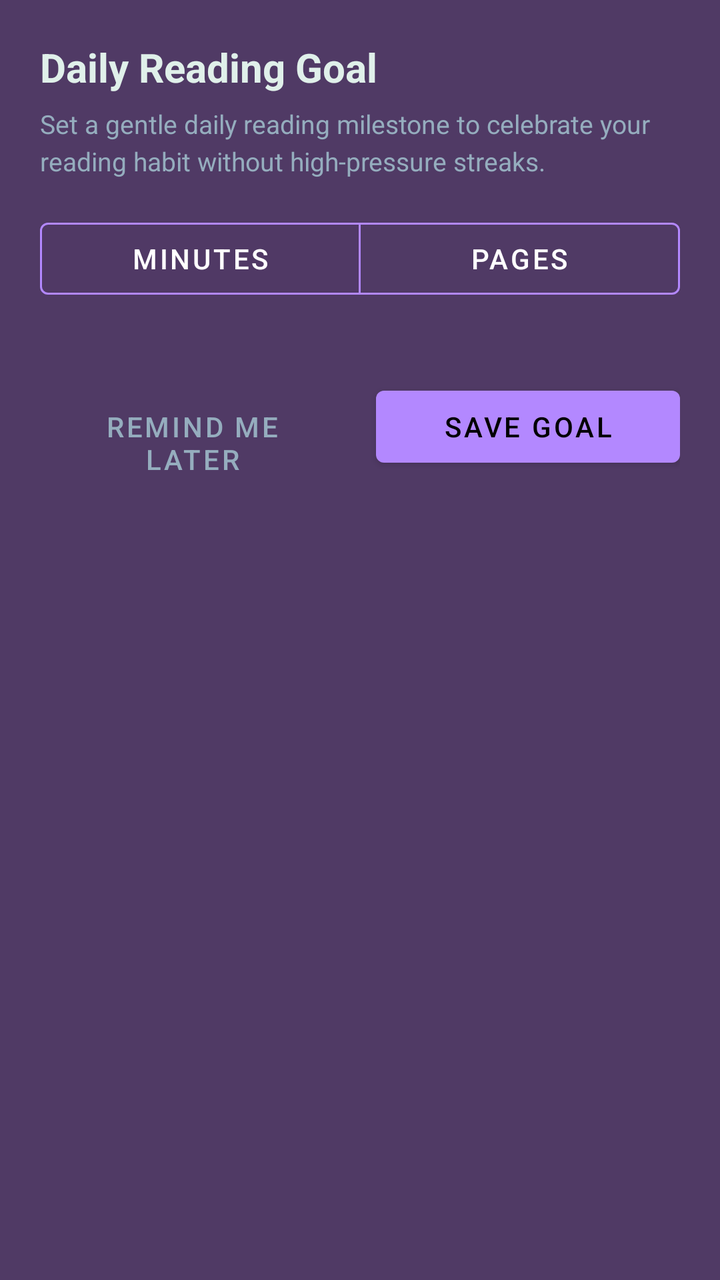
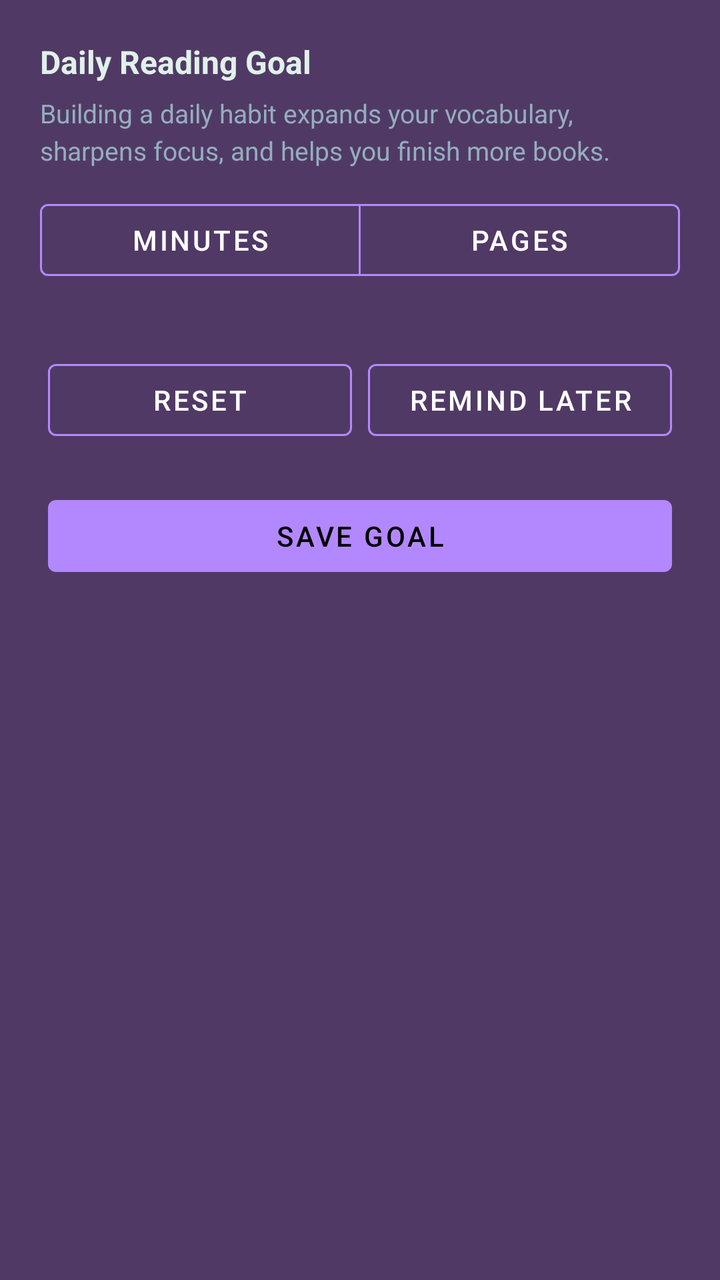

Compare the two renders of this Android layout. The source of the first and the diff that turns it into the second are given below.
<!-- AndroidManifest.xml: application theme Theme.EpubReader -->
<!-- res/layout/dialog_daily_goal.xml -->
<?xml version="1.0" encoding="utf-8"?>
<LinearLayout xmlns:android="http://schemas.android.com/apk/res/android"
    xmlns:app="http://schemas.android.com/apk/res-auto"
    android:layout_width="match_parent"
    android:layout_height="wrap_content"
    android:background="@color/palette_plum"
    android:orientation="vertical"
    android:padding="20dp">

    <TextView
        android:layout_width="match_parent"
        android:layout_height="wrap_content"
        android:text="Daily Reading Goal"
        android:textColor="@color/palette_mint"
        android:textSize="20sp"
        android:textStyle="bold" />

    <TextView
        android:layout_width="match_parent"
        android:layout_height="wrap_content"
        android:layout_marginTop="6dp"
        android:text="Set a gentle daily reading milestone to celebrate your reading habit without high-pressure streaks."
        android:textColor="@color/palette_slate"
        android:textSize="13sp"
        android:lineSpacingMultiplier="1.2" />

    
    <com.google.android.material.button.MaterialButtonToggleGroup
        android:id="@+id/goalTypeToggleGroup"
        android:layout_width="match_parent"
        android:layout_height="wrap_content"
        android:layout_marginTop="16dp"
        android:layout_marginBottom="16dp"
        app:checkedButton="@+id/btnMinutes"
        app:singleSelection="true">

        <com.google.android.material.button.MaterialButton
            android:id="@+id/btnMinutes"
            style="@style/Widget.MaterialComponents.Button.OutlinedButton"
            android:layout_width="0dp"
            android:layout_height="wrap_content"
            android:layout_weight="1"
            android:text="Minutes"
            android:textColor="@color/white"
            app:strokeColor="@color/accent_pop" />

        <com.google.android.material.button.MaterialButton
            android:id="@+id/btnPages"
            style="@style/Widget.MaterialComponents.Button.OutlinedButton"
            android:layout_width="0dp"
            android:layout_height="wrap_content"
            android:layout_weight="1"
            android:text="Pages"
            android:textColor="@color/white"
            app:strokeColor="@color/accent_pop" />
    </com.google.android.material.button.MaterialButtonToggleGroup>

    
    <ScrollView
        android:layout_width="match_parent"
        android:layout_height="wrap_content"
        android:maxHeight="280dp"
        android:scrollbars="none">

        <RadioGroup
            android:id="@+id/goalRadioGroup"
            android:layout_width="match_parent"
            android:layout_height="wrap_content"
            android:orientation="vertical" />
    </ScrollView>

    
    <com.google.android.material.textfield.TextInputLayout
        android:id="@+id/goalCustomInputLayout"
        style="@style/Widget.MaterialComponents.TextInputLayout.OutlinedBox"
        android:layout_width="match_parent"
        android:layout_height="wrap_content"
        android:layout_marginTop="12dp"
        android:hint="Enter minutes..."
        android:visibility="gone"
        app:boxStrokeColor="@color/accent_pop"
        app:hintTextColor="@color/accent_pop">

        <com.google.android.material.textfield.TextInputEditText
            android:id="@+id/goalCustomEdit"
            android:layout_width="match_parent"
            android:layout_height="wrap_content"
            android:inputType="number"
            android:singleLine="true"
            android:textColor="@color/white"
            android:textSize="14sp" />
    </com.google.android.material.textfield.TextInputLayout>

    
    <LinearLayout
        android:layout_width="match_parent"
        android:layout_height="wrap_content"
        android:layout_marginTop="20dp"
        android:orientation="horizontal">

        <com.google.android.material.button.MaterialButton
            android:id="@+id/goalRemindLaterBtn"
            style="@style/Widget.MaterialComponents.Button.TextButton"
            android:layout_width="0dp"
            android:layout_height="wrap_content"
            android:layout_weight="1"
            android:layout_marginEnd="8dp"
            android:text="Remind Me Later"
            android:textColor="@color/palette_slate" />

        <com.google.android.material.button.MaterialButton
            android:id="@+id/goalSaveBtn"
            style="@style/Widget.MaterialComponents.Button"
            android:layout_width="0dp"
            android:layout_height="wrap_content"
            android:layout_weight="1"
            android:layout_marginStart="8dp"
            android:text="Save Goal"
            android:textColor="@color/black"
            app:backgroundTint="@color/accent_pop" />
    </LinearLayout>

</LinearLayout>
<!-- resources referenced by this layout -->
<resources>
  <color name="accent_pop">@color/palette_violet</color>
  <color name="black">#000000</color>
  <color name="palette_mint">#E0F0EA</color>
  <color name="palette_plum">#503A65</color>
  <color name="palette_slate">#95ADBE</color>
  <color name="white">#FFFFFF</color>
  <style name="Theme.EpubReader" parent="Theme.MaterialComponents.DayNight.NoActionBar">
          <item name="android:windowBackground">@color/dark_bg</item>
          <item name="android:statusBarColor">@color/black</item>
          <item name="android:navigationBarColor">@color/black</item>
          <item name="android:windowLightStatusBar">false</item>
          <item name="android:windowLightNavigationBar" tools:targetApi="o_mr1">false</item>
          <item name="colorPrimary">@color/accent</item>
          <item name="colorPrimaryVariant">@color/accent_dark</item>
          <item name="colorOnPrimary">@color/white</item>
          <item name="colorSecondary">@color/secondary</item>
          <item name="colorOnSecondary">@color/white</item>
          <item name="android:colorBackground">@color/dark_bg</item>
          <item name="colorSurface">@color/dark_surface</item>
          <item name="colorOnSurface">@color/dark_text</item>
          <item name="android:textColorPrimary">@color/dark_text</item>
          <item name="android:textColorSecondary">@color/dark_text_muted</item>
          <item name="colorControlNormal">@color/white</item>
          <item name="toolbarStyle">@style/Widget.EpubReader.Toolbar</item>
          <item name="drawerArrowStyle">@style/Widget.EpubReader.DrawerArrowToggle</item>
      </style>
  <color name="palette_violet">#B388FF</color>
  <color name="dark_bg">@color/palette_eggplant</color>
  <color name="accent">@color/palette_plum</color>
  <color name="accent_dark">@color/palette_purple</color>
  <color name="secondary">@color/palette_slate</color>
  <color name="dark_surface">@color/palette_plum</color>
  <color name="dark_text">@color/palette_mint</color>
  <color name="dark_text_muted">@color/palette_slate</color>
  <style name="Widget.EpubReader.Toolbar" parent="Widget.MaterialComponents.Toolbar">
          <item name="titleTextColor">?android:textColorPrimary</item>
          <item name="subtitleTextColor">?android:textColorSecondary</item>
          <item name="navigationIconTint">?android:textColorPrimary</item>
          <item name="actionMenuTextColor">?android:textColorPrimary</item>
      </style>
  <style name="Widget.EpubReader.DrawerArrowToggle" parent="Widget.AppCompat.DrawerArrowToggle">
          <item name="color">?android:textColorPrimary</item>
      </style>
  <color name="palette_eggplant">#3C2A4D</color>
  <color name="palette_purple">#574F7D</color>
</resources>

<!-- the commit's change to res/layout/dialog_daily_goal.xml (unified diff, before → after) -->
@@ -10,16 +10,16 @@
     <TextView
         android:layout_width="match_parent"
         android:layout_height="wrap_content"
-        android:text="Daily Reading Goal"
+        android:text="@string/daily_goal_dialog_title"
         android:textColor="@color/palette_mint"
-        android:textSize="20sp"
+        android:textSize="16sp"
         android:textStyle="bold" />
 
     <TextView
         android:layout_width="match_parent"
         android:layout_height="wrap_content"
         android:layout_marginTop="6dp"
-        android:text="Set a gentle daily reading milestone to celebrate your reading habit without high-pressure streaks."
+        android:text="@string/daily_goal_dialog_subtitle"
         android:textColor="@color/palette_slate"
         android:textSize="13sp"
         android:lineSpacingMultiplier="1.2" />
@@ -29,8 +29,8 @@
         android:id="@+id/goalTypeToggleGroup"
         android:layout_width="match_parent"
         android:layout_height="wrap_content"
-        android:layout_marginTop="16dp"
-        android:layout_marginBottom="16dp"
+        android:layout_marginTop="12dp"
+        android:layout_marginBottom="12dp"
         app:checkedButton="@+id/btnMinutes"
         app:singleSelection="true">
 
@@ -40,7 +40,7 @@
             android:layout_width="0dp"
             android:layout_height="wrap_content"
             android:layout_weight="1"
-            android:text="Minutes"
+            android:text="@string/goal_type_minutes"
             android:textColor="@color/white"
             app:strokeColor="@color/accent_pop" />
 
@@ -50,7 +50,7 @@
             android:layout_width="0dp"
             android:layout_height="wrap_content"
             android:layout_weight="1"
-            android:text="Pages"
+            android:text="@string/goal_type_pages"
             android:textColor="@color/white"
             app:strokeColor="@color/accent_pop" />
     </com.google.android.material.button.MaterialButtonToggleGroup>
@@ -76,7 +76,7 @@
         android:layout_width="match_parent"
         android:layout_height="wrap_content"
         android:layout_marginTop="12dp"
-        android:hint="Enter minutes..."
+        android:hint="@string/goal_hint_enter_minutes"
         android:visibility="gone"
         app:boxStrokeColor="@color/accent_pop"
         app:hintTextColor="@color/accent_pop">
@@ -99,25 +99,48 @@
         android:orientation="horizontal">
 
         <com.google.android.material.button.MaterialButton
+            android:id="@+id/goalResetBtn"
+            style="@style/Widget.MaterialComponents.Button.OutlinedButton"
+            android:layout_width="0dp"
+            android:layout_weight="1"
+            android:layout_height="wrap_content"
+            android:layout_marginStart="4dp"
+            android:layout_marginEnd="4dp"
+            android:text="@string/goal_reset_btn"
+            android:textColor="@color/white"
+            app:strokeColor="@color/accent_pop" />
+
+        <com.google.android.material.button.MaterialButton
             android:id="@+id/goalRemindLaterBtn"
-            style="@style/Widget.MaterialComponents.Button.TextButton"
+            style="@style/Widget.MaterialComponents.Button.OutlinedButton"
             android:layout_width="0dp"
+            android:layout_weight="1"
             android:layout_height="wrap_content"
-            android:layout_weight="1"
-            android:layout_marginEnd="8dp"
-            android:text="Remind Me Later"
-            android:textColor="@color/palette_slate" />
+            android:layout_marginStart="4dp"
+            android:layout_marginEnd="4dp"
+            android:text="@string/goal_remind_later"
+            android:textColor="@color/white"
+            app:strokeColor="@color/accent_pop" />
+    </LinearLayout>
+
+    <LinearLayout
+        android:layout_width="match_parent"
+        android:layout_height="wrap_content"
+        android:layout_marginTop="20dp"
+        android:orientation="horizontal">
 
         <com.google.android.material.button.MaterialButton
             android:id="@+id/goalSaveBtn"
             style="@style/Widget.MaterialComponents.Button"
             android:layout_width="0dp"
+            android:layout_weight="1"
             android:layout_height="wrap_content"
-            android:layout_weight="1"
-            android:layout_marginStart="8dp"
-            android:text="Save Goal"
+            android:layout_marginStart="4dp"
+            android:layout_marginEnd="4dp"
+            android:text="@string/goal_save"
             android:textColor="@color/black"
             app:backgroundTint="@color/accent_pop" />
+
     </LinearLayout>
 
 </LinearLayout>
<!-- resource entries referenced after the edit -->
@@ -6,6 +6,14 @@
   <color name="palette_plum">#503A65</color>
   <color name="palette_slate">#95ADBE</color>
   <color name="white">#FFFFFF</color>
+  <string name="daily_goal_dialog_subtitle">Building a daily habit expands your vocabulary, sharpens focus, and helps you finish more books.</string>
+  <string name="daily_goal_dialog_title">Daily Reading Goal</string>
+  <string name="goal_hint_enter_minutes">Enter minutes...</string>
+  <string name="goal_remind_later">Remind Later</string>
+  <string name="goal_reset_btn">Reset</string>
+  <string name="goal_save">Save Goal</string>
+  <string name="goal_type_minutes">Minutes</string>
+  <string name="goal_type_pages">Pages</string>
   <style name="Theme.EpubReader" parent="Theme.MaterialComponents.DayNight.NoActionBar">
           <item name="android:windowBackground">@color/dark_bg</item>
           <item name="android:statusBarColor">@color/black</item>
